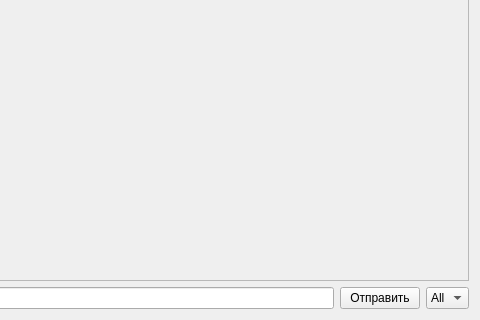
Qt form Client/widget.ui (PaRubik163/Messenger) before a commit; both pictures show x 128 to 608 and y 366 to 686 of the 608 by 686 pixel window.
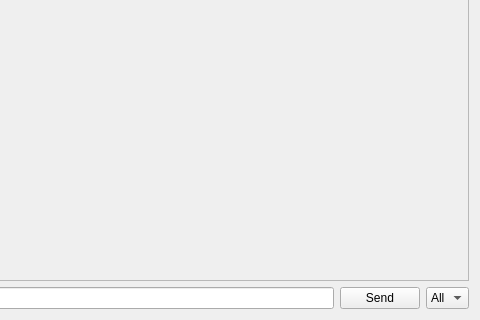
The same form after that commit.

```diff
--- a/Client/widget.ui
+++ b/Client/widget.ui
@@ -40,7 +40,7 @@
      <item>
       <widget class="QPushButton" name="sendButton">
        <property name="text">
-        <string>Отправить</string>
+        <string>Send</string>
        </property>
       </widget>
      </item>
```
